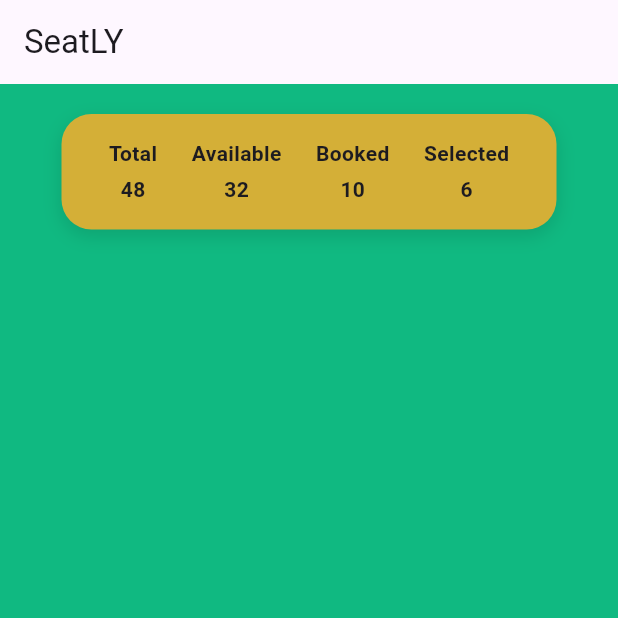
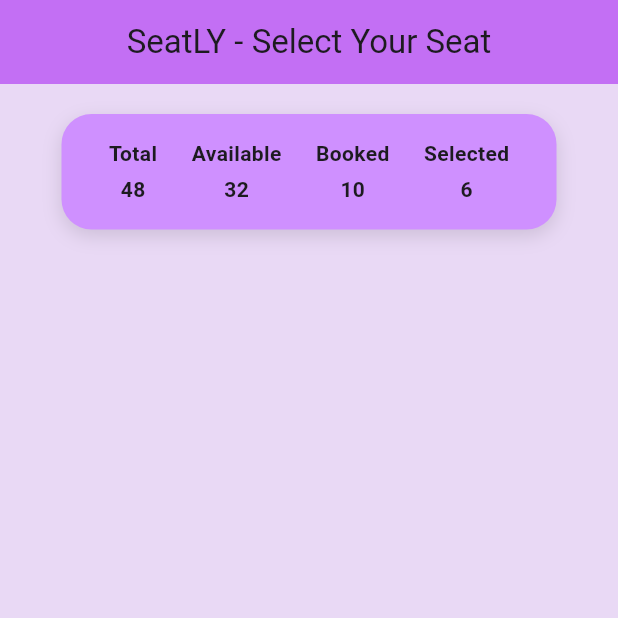
Before and after one commit to Tirth-Patel16/Git-IT, a Flutter app: the screen it shows after launch, on a phone screen of 412 x 824 dp, the top half of it. Run offline on Flutter 3.47's test engine with Material 3 defaults, Android fonts, the phone set to English and light mode, and no system bars.

Commit message:
Initial Flutter project

```diff
--- a/lib/main.dart
+++ b/lib/main.dart
@@ -7,14 +7,20 @@ void main() {
 class SeatLYApp extends StatelessWidget {
   const SeatLYApp({super.key});
 
-  // This widget is the root of your application.
   @override
   Widget build(BuildContext context) {
     return MaterialApp(
       debugShowCheckedModeBanner: false,
       home: Scaffold(
-        backgroundColor: Color.fromARGB(255, 16, 185, 129),
-        appBar: AppBar(title: Text('SeatLY')),
+        backgroundColor: Color.fromARGB(255, 233, 217, 245),
+        appBar: AppBar(
+          centerTitle: true,
+          backgroundColor: const Color.fromARGB(255, 195, 111, 244),
+          title: const Text(
+            'SeatLY - Select Your Seat',
+            style: TextStyle(fontSize: 22),
+          ),
+        ),
         body: Column(
           children: [
             const SizedBox(height: 20),
@@ -22,9 +28,12 @@ class SeatLYApp extends StatelessWidget {
               child: Container(
                 height: 77,
                 width: 330,
-            padding: const EdgeInsets.symmetric(horizontal: 20, vertical: 16),
+                padding: const EdgeInsets.symmetric(
+                  horizontal: 20,
+                  vertical: 16,
+                ),
                 decoration: BoxDecoration(
-              color: Color.fromARGB(255, 212, 175, 55),
+                  color: Color.fromARGB(255, 207, 144, 255),
                   borderRadius: BorderRadius.circular(20),
                   boxShadow: [
                     BoxShadow(
@@ -38,44 +47,56 @@ class SeatLYApp extends StatelessWidget {
                   mainAxisAlignment: MainAxisAlignment.spaceAround,
                   children: const [
                     Column(
-                  children: [Text("Total",style: TextStyle(
-    fontWeight: FontWeight.bold,
-  ),
-), SizedBox(height: 4), Text("48",style: TextStyle(
-    fontWeight: FontWeight.bold,
-  ),
-)],
-                ),
-                Column(
                       children: [
-                    Text("Available",style: TextStyle(
-    fontWeight: FontWeight.bold,
-  ),
+                        Text(
+                          "Total",
+                          style: TextStyle(fontWeight: FontWeight.bold),
                         ),
                         SizedBox(height: 4),
-                    Text("32",style: TextStyle(
-    fontWeight: FontWeight.bold,
-  ),
+                        Text(
+                          "48",
+                          style: TextStyle(fontWeight: FontWeight.bold),
                         ),
                       ],
                     ),
                     Column(
-                  children: [Text("Booked",style: TextStyle(
-    fontWeight: FontWeight.bold,
+                      children: [
+                        Text(
+                          "Available",
+                          style: TextStyle(fontWeight: FontWeight.bold),
                         ),
-), SizedBox(height: 4), Text("10",style: TextStyle(
-    fontWeight: FontWeight.bold,
+                        SizedBox(height: 4),
+                        Text(
+                          "32",
+                          style: TextStyle(fontWeight: FontWeight.bold),
                         ),
-)],
+                      ],
                     ),
                     Column(
-                  children: [Text("Selected",style: TextStyle(
-    fontWeight: FontWeight.bold,
+                      children: [
+                        Text(
+                          "Booked",
+                          style: TextStyle(fontWeight: FontWeight.bold),
                         ),
-), SizedBox(height: 4), Text("6",style: TextStyle(
-    fontWeight: FontWeight.bold,
+                        SizedBox(height: 4),
+                        Text(
+                          "10",
+                          style: TextStyle(fontWeight: FontWeight.bold),
                         ),
-)],
+                      ],
+                    ),
+                    Column(
+                      children: [
+                        Text(
+                          "Selected",
+                          style: TextStyle(fontWeight: FontWeight.bold),
+                        ),
+                        SizedBox(height: 4),
+                        Text(
+                          "6",
+                          style: TextStyle(fontWeight: FontWeight.bold),
+                        ),
+                      ],
                     ),
                   ],
                 ),
```
Lines whose indentation alone changed are shown as unchanged.
